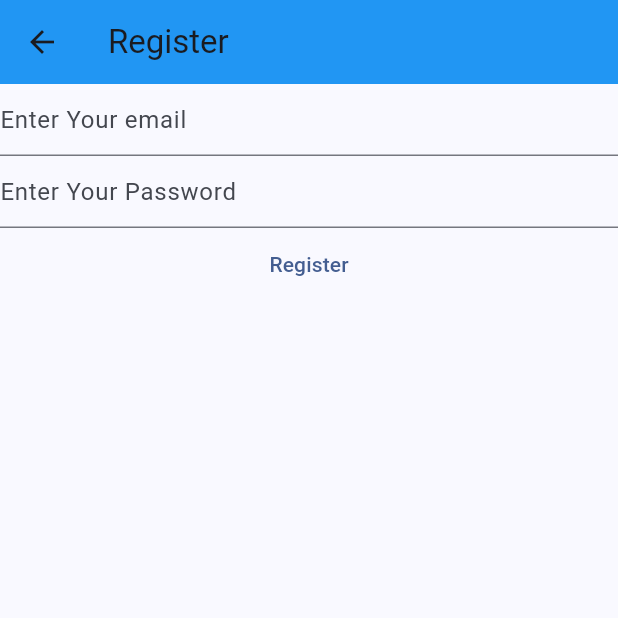
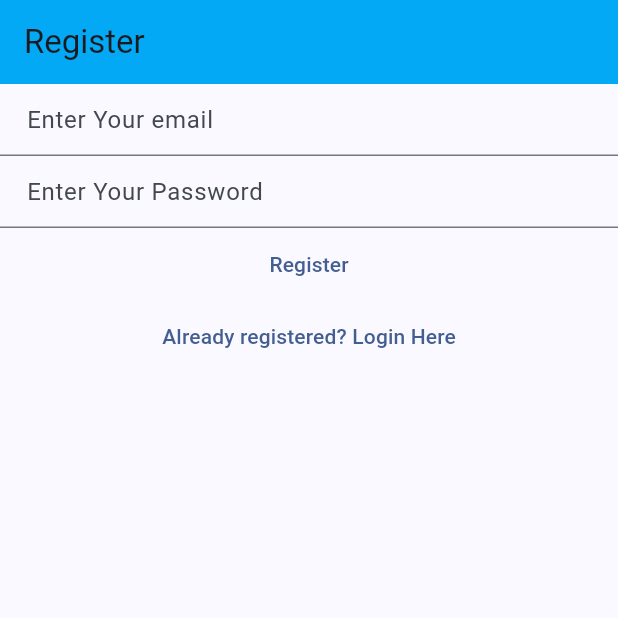
Before and after one commit to ArunKarthikAnandKumar/Flutter-Notes-App, a Flutter app: the RegisterView screen opened directly, on a phone screen of 412 x 824 dp, the top half of it. Run offline on Flutter 3.47's test engine with Material 3 defaults, Android fonts, the phone set to English and light mode, and no system bars; our stand-ins replace firebase_auth, firebase_core; accounts and stored records are empty.

Commit message:
3rd commit
Seperate views with user logout.

```diff
--- a/lib/views/registerview.dart
+++ b/lib/views/registerview.dart
@@ -31,33 +31,23 @@ class _RegisterViewState extends State<RegisterView> {
   @override
   Widget build(BuildContext context) {
     return Scaffold(
-      appBar: AppBar(
-        backgroundColor: Colors.blue,
-        title: const Text('Register'),
-      ),
-      body: FutureBuilder(
-        future: Firebase.initializeApp(
-          options: DefaultFirebaseOptions.currentPlatform,
-        ),
-        builder: (context, snapshot) {
-          if (snapshot.connectionState == ConnectionState.waiting) {
-            return const Center(child: CircularProgressIndicator());
-          } else if (snapshot.connectionState == ConnectionState.done) {
-            return Column(
+      appBar: AppBar(title: Text('Register '),
+      backgroundColor: Colors.lightBlue,),
+      body: Column(
         children: [
           TextField(
             controller: _email,
             enableSuggestions: false,
             autocorrect: false,
             keyboardType: TextInputType.emailAddress,
-                  decoration: const InputDecoration(hintText: "Enter Your email"),
+            decoration: const InputDecoration(hintText: "    Enter Your email"),
           ),
           TextField(
             obscureText: true,
             enableSuggestions: false,
             autocorrect: false,
             controller: _password,
-                  decoration: const InputDecoration(hintText: "Enter Your Password"),
+            decoration: const InputDecoration(hintText: "    Enter Your Password"),
           ),
           TextButton(
             onPressed: () async {
@@ -83,12 +73,10 @@ class _RegisterViewState extends State<RegisterView> {
             },
             child: const Text('Register'),
           ),
+          TextButton(onPressed: (){
+            Navigator.of(context).pushNamedAndRemoveUntil('/login/',(route)=>false);
+          }, child: const Text('Already registered? Login Here'))
         ],
-            );
-          } else {
-            return const Center(child: Text('Something went wrong'));
-          }
-        },
       ),
     );
   }
```
Also changed, not shown: lib/main.dart (+82 -12 lines), lib/views/loginview.dart (+7 -17 lines), lib/views/verifyemailview.dart (added, +30 -0 lines). Lines whose indentation alone changed are shown as unchanged.
